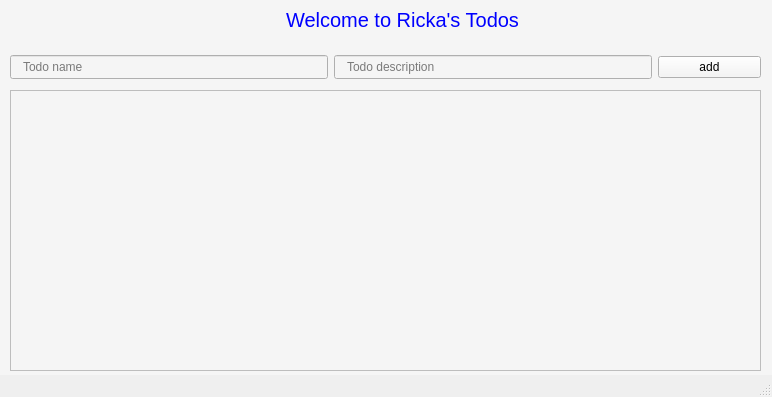
Above: src/main_window.ui from RickaPrincy/todo-qt before the change. Below: the same form after it.
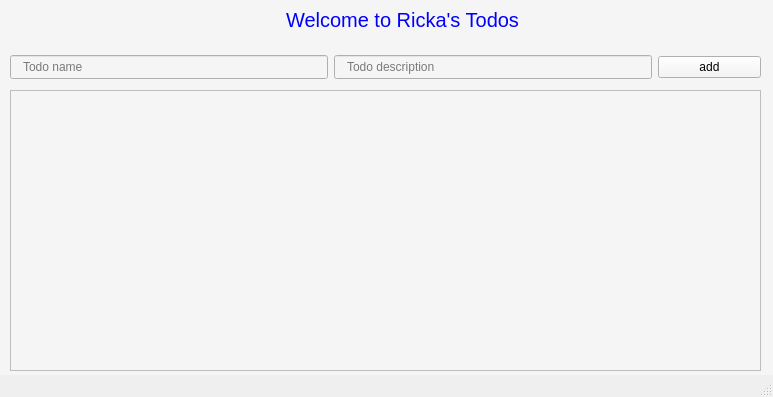
That is the form after the change.

Commit message: feat: set fix window size

Patch:
```diff
--- a/src/main_window.ui
+++ b/src/main_window.ui
@@ -6,7 +6,7 @@
    <rect>
     <x>0</x>
     <y>0</y>
-    <width>772</width>
+    <width>773</width>
     <height>397</height>
    </rect>
   </property>
@@ -48,7 +48,7 @@
     </property>
     <layout class="QHBoxLayout" name="horizontalLayout">
      <item>
-      <widget class="QLineEdit" name="input_description">
+      <widget class="QLineEdit" name="input_name">
        <property name="toolTip">
         <string>&lt;html&gt;&lt;head/&gt;&lt;body&gt;&lt;p&gt;name&lt;/p&gt;&lt;/body&gt;&lt;/html&gt;</string>
        </property>
@@ -64,7 +64,7 @@
       </widget>
      </item>
      <item>
-      <widget class="QLineEdit" name="input_name">
+      <widget class="QLineEdit" name="input_description">
        <property name="toolTip">
         <string>&lt;html&gt;&lt;head/&gt;&lt;body&gt;&lt;p&gt;name&lt;/p&gt;&lt;/body&gt;&lt;/html&gt;</string>
        </property>
```
The commit also changes 5 other files.
